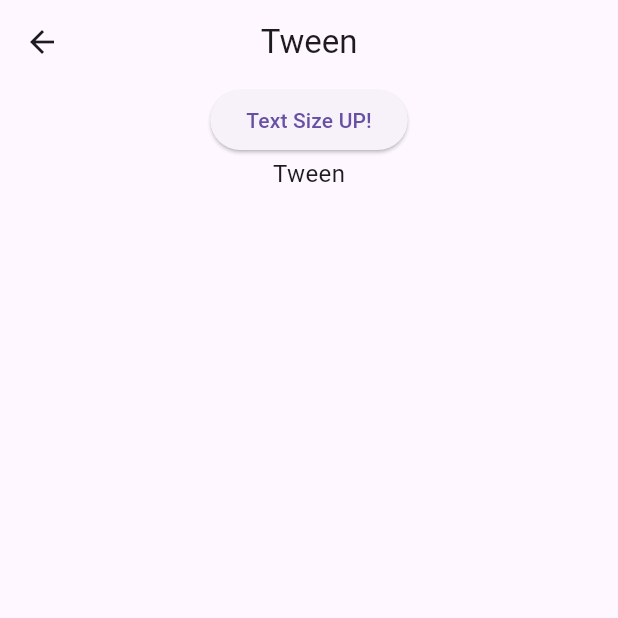
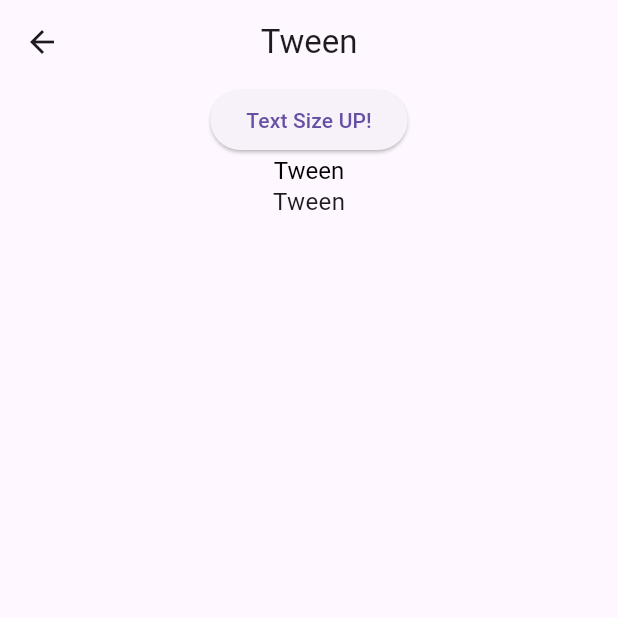
Before and after one commit to hwangInseob/learn_flutter, a Flutter app: the TweenPage screen opened by its route, on a phone screen of 412 x 824 dp, the top half of it. Run offline on Flutter 3.47's test engine with Material 3 defaults, Android fonts, the phone set to English and light mode, and no system bars; our stand-ins replace get.

```diff
--- a/lib/screen/tween/tween_page.dart
+++ b/lib/screen/tween/tween_page.dart
@@ -14,8 +14,6 @@ class TweenPage extends GetView<TweenPageController> {
   // TODO: implement controller
   TweenPageController get controller => Get.put(TweenPageController());
 
-  CommonController get commonController => Get.find();
-
   @override
   Widget build(BuildContext context) {
     return Scaffold(
@@ -31,18 +29,18 @@ class TweenPage extends GetView<TweenPageController> {
               },
               child: Text("Text Size UP!"),
             ),
-            // Obx(
-            //   () => AnimatedDefaultTextStyle(
-            //     style: TextStyle(
-            //       fontSize: controller.fontSize.value,
-            //       color: Colors.black,
-            //     ),
-            //     duration: Duration(milliseconds: 1000),
-            //     child: Text(
-            //       'Tween',
-            //     ),
-            //   ),
-            // ),
+            Obx(
+              () => AnimatedDefaultTextStyle(
+                style: TextStyle(
+                  fontSize: controller.fontSize.value,
+                  color: Colors.black,
+                ),
+                duration: Duration(milliseconds: 1000),
+                child: Text(
+                  'Tween',
+                ),
+              ),
+            ),
             Text(
               'Tween',
               style: TextStyle(
```
